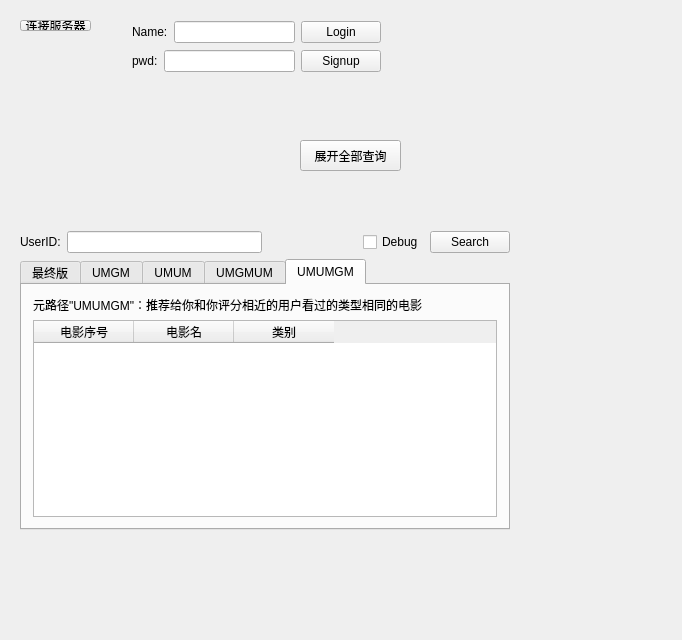
First picture: the form in RecClient/widget.ui, repository Shantom/graduation-project, before the edit.
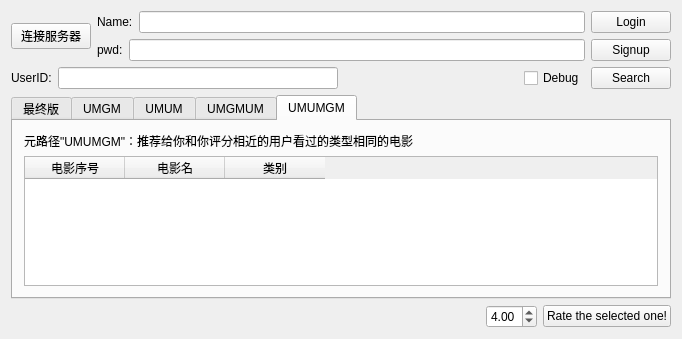
Second picture: the form after the edit.

Commit message: 1. load data to database 2. add login to the GUI

```diff
--- a/RecClient/widget.ui
+++ b/RecClient/widget.ui
@@ -7,21 +7,14 @@
     <x>0</x>
     <y>0</y>
     <width>682</width>
-    <height>640</height>
+    <height>339</height>
    </rect>
   </property>
   <property name="windowTitle">
    <string>Widget</string>
   </property>
-  <widget class="QWidget" name="layoutWidget">
-   <property name="geometry">
-    <rect>
-     <x>9</x>
-     <y>9</y>
-     <width>106</width>
-     <height>33</height>
-    </rect>
-   </property>
+  <layout class="QGridLayout" name="gridLayout">
+   <item row="0" column="0">
    <layout class="QHBoxLayout" name="horizontalLayout_2">
     <item>
      <widget class="QPushButton" name="pushButton_conn">
@@ -30,37 +23,9 @@
       </property>
      </widget>
     </item>
-    <item>
-     <widget class="QLabel" name="label_sim">
-      <property name="text">
-       <string/>
-      </property>
-     </widget>
-    </item>
-   </layout>
-  </widget>
-  <widget class="QPushButton" name="pushButton_extra">
-   <property name="geometry">
-    <rect>
-     <x>300</x>
-     <y>140</y>
-     <width>101</width>
-     <height>31</height>
-    </rect>
-   </property>
-   <property name="text">
-    <string>展开全部查询</string>
-   </property>
-  </widget>
-  <widget class="QWidget" name="">
-   <property name="geometry">
-    <rect>
-     <x>121</x>
-     <y>9</y>
-     <width>271</width>
-     <height>76</height>
-    </rect>
-   </property>
+    </layout>
+   </item>
+   <item row="0" column="1">
    <layout class="QHBoxLayout" name="horizontalLayout_LS">
     <item>
      <layout class="QVBoxLayout" name="verticalLayout_2">
@@ -113,16 +78,8 @@
      </layout>
     </item>
    </layout>
-  </widget>
-  <widget class="QWidget" name="">
-   <property name="geometry">
-    <rect>
-     <x>9</x>
-     <y>220</y>
-     <width>512</width>
-     <height>321</height>
-    </rect>
-   </property>
+   </item>
+   <item row="1" column="0" colspan="2">
    <layout class="QVBoxLayout" name="verticalLayout_6">
     <item>
      <layout class="QHBoxLayout" name="horizontalLayout_6">
@@ -345,8 +302,49 @@
       </widget>
      </widget>
     </item>
-   </layout>
-  </widget>
+     <item>
+      <layout class="QHBoxLayout" name="horizontalLayout_7">
+       <item>
+        <spacer name="horizontalSpacer_rate">
+         <property name="orientation">
+          <enum>Qt::Horizontal</enum>
+         </property>
+         <property name="sizeHint" stdset="0">
+          <size>
+           <width>40</width>
+           <height>20</height>
+          </size>
+         </property>
+        </spacer>
+       </item>
+       <item>
+        <widget class="QDoubleSpinBox" name="doubleSpinBox_rating">
+         <property name="minimum">
+          <double>0.500000000000000</double>
+         </property>
+         <property name="maximum">
+          <double>5.000000000000000</double>
+         </property>
+         <property name="singleStep">
+          <double>0.500000000000000</double>
+         </property>
+         <property name="value">
+          <double>4.000000000000000</double>
+         </property>
+        </widget>
+       </item>
+       <item>
+        <widget class="QPushButton" name="pushButton_rate">
+         <property name="text">
+          <string>Rate the selected one!</string>
+         </property>
+        </widget>
+       </item>
+      </layout>
+     </item>
+    </layout>
+   </item>
+  </layout>
  </widget>
  <layoutdefault spacing="6" margin="11"/>
  <resources/>
```
Left out of the diff: 8 changed lines with no effect on the pictures. Lines whose indentation alone changed are shown as unchanged. The commit also changes 6 other files.
